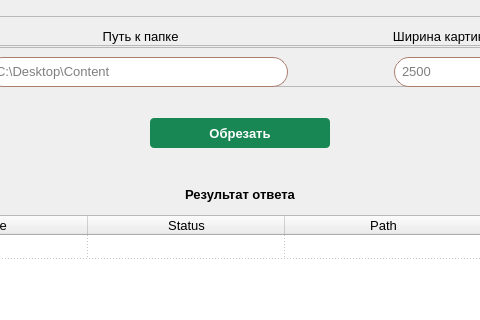
This is pages/image/resize/UI_window.ui in Gatalist/qt_application as Qt 5 draws it before an edit; both pictures show x 133 to 613 and y 0 to 320 of the 747 by 678 pixel window. The edited form follows.
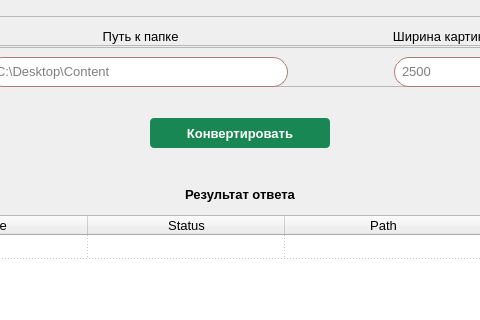
This is the edited form. Icons and pictures are not drawn.

Diff of the .ui file:
```diff
--- a/pages/image/resize/UI_window.ui
+++ b/pages/image/resize/UI_window.ui
@@ -141,7 +141,7 @@
 </string>
         </property>
         <property name="text">
-         <string>Обрезать</string>
+         <string>Конвертировать</string>
         </property>
         <property name="icon">
          <iconset resource="../../../source/resource.qrc">
```
